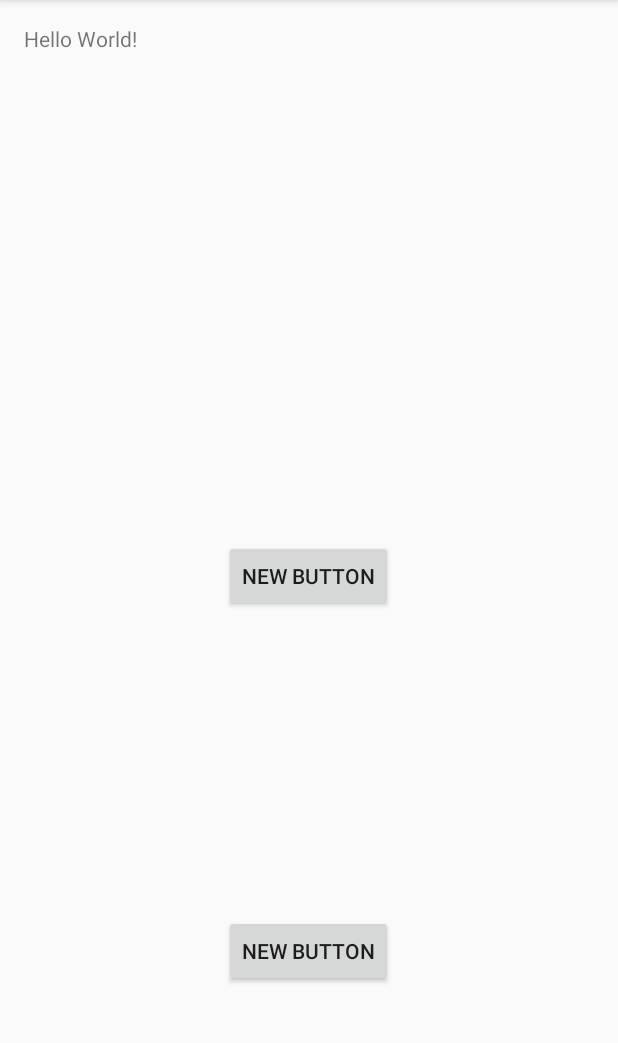
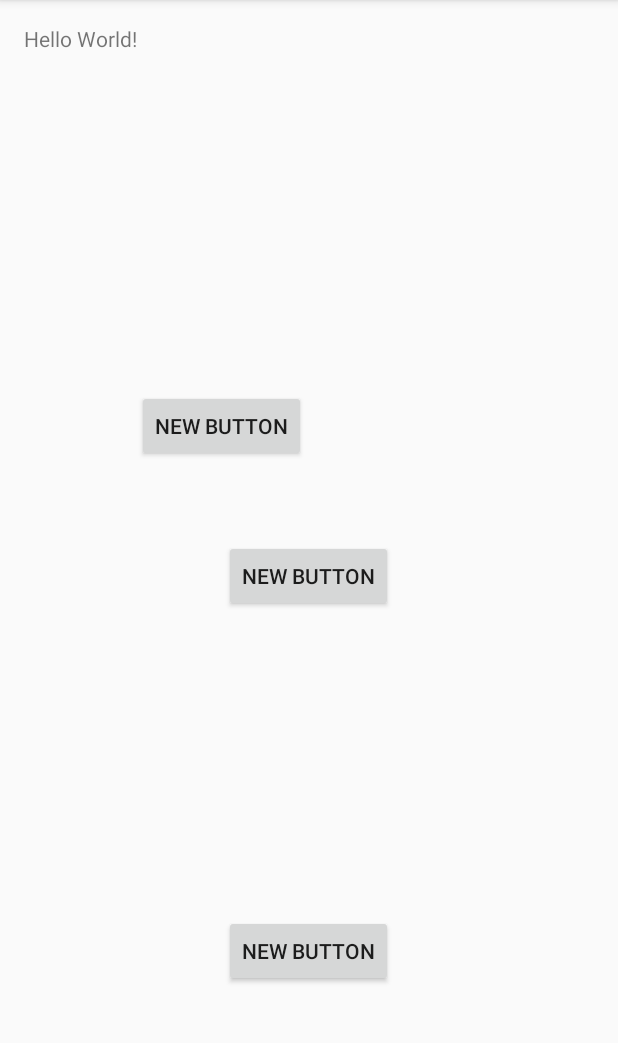
Before and after one commit to Mychika/Android, an Android app: the screen it shows after launch (MainActivity), on a phone screen of 412 x 824 dp, the part 84-1127 px from its top. Run offline under Robolectric (Android 15) with nearby library versions, the phone set to English and light mode, and no system bars.

Commit message:
button added

```diff
--- a/ANDROID_FOUCRIER_PLAISANT/app/src/main/res/layout/activity_main.xml
+++ b/ANDROID_FOUCRIER_PLAISANT/app/src/main/res/layout/activity_main.xml
@@ -7,7 +7,8 @@
     android:paddingBottom="@dimen/activity_vertical_margin" tools:context=".MainActivity">
 
     <TextView android:text="Hello World!" android:layout_width="wrap_content"
-        android:layout_height="wrap_content" />
+        android:layout_height="wrap_content"
+        android:id="@+id/textView" />
 
     <Button
         style="?android:attr/buttonStyleSmall"
@@ -26,4 +27,15 @@
         android:id="@+id/button2"
         android:layout_centerVertical="true"
         android:layout_centerHorizontal="true" />
+
+    <Button
+        style="?android:attr/buttonStyleSmall"
+        android:layout_width="wrap_content"
+        android:layout_height="wrap_content"
+        android:text="New Button"
+        android:id="@+id/button3"
+        android:layout_above="@+id/button2"
+        android:layout_toRightOf="@+id/textView"
+        android:layout_toEndOf="@+id/textView"
+        android:layout_marginBottom="52dp" />
 </RelativeLayout>
```
